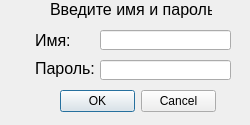
Above: login.ui from andrboyko/zbyt before the change. Below: the same form after it.
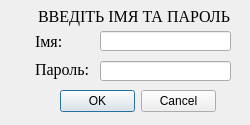
That is the form after the change. Icons and pictures are not drawn.

Diff of the .ui file:
```diff
--- a/login.ui
+++ b/login.ui
@@ -24,18 +24,19 @@
    <property name="geometry">
     <rect>
      <x>35</x>
-     <y>31</y>
+     <y>32</y>
      <width>35</width>
      <height>19</height>
     </rect>
    </property>
    <property name="font">
     <font>
+     <family>Times New Roman</family>
      <pointsize>12</pointsize>
     </font>
    </property>
    <property name="text">
-    <string>Имя:</string>
+    <string>Імя:</string>
    </property>
   </widget>
   <widget class="QDialogButtonBox" name="buttonBox">
@@ -58,13 +59,14 @@
    <property name="geometry">
     <rect>
      <x>35</x>
-     <y>59</y>
+     <y>60</y>
      <width>65</width>
      <height>19</height>
     </rect>
    </property>
    <property name="font">
     <font>
+     <family>Times New Roman</family>
      <pointsize>12</pointsize>
     </font>
    </property>
@@ -79,7 +81,7 @@
    <property name="geometry">
     <rect>
      <x>100</x>
-     <y>60</y>
+     <y>61</y>
      <width>131</width>
      <height>20</height>
     </rect>
@@ -99,26 +101,27 @@
   <widget class="QLabel" name="label_3">
    <property name="geometry">
     <rect>
-     <x>50</x>
-     <y>0</y>
-     <width>162</width>
-     <height>19</height>
+     <x>38</x>
+     <y>1</y>
+     <width>200</width>
+     <height>30</height>
     </rect>
    </property>
    <property name="font">
     <font>
+     <family>Times New Roman</family>
      <pointsize>12</pointsize>
     </font>
    </property>
    <property name="text">
-    <string>Введите имя и пароль</string>
+    <string>ВВЕДІТЬ ІМЯ ТА ПАРОЛЬ</string>
    </property>
   </widget>
   <widget class="QLineEdit" name="lineEdit_2">
    <property name="geometry">
     <rect>
      <x>100</x>
-     <y>30</y>
+     <y>31</y>
      <width>131</width>
      <height>20</height>
     </rect>
```
